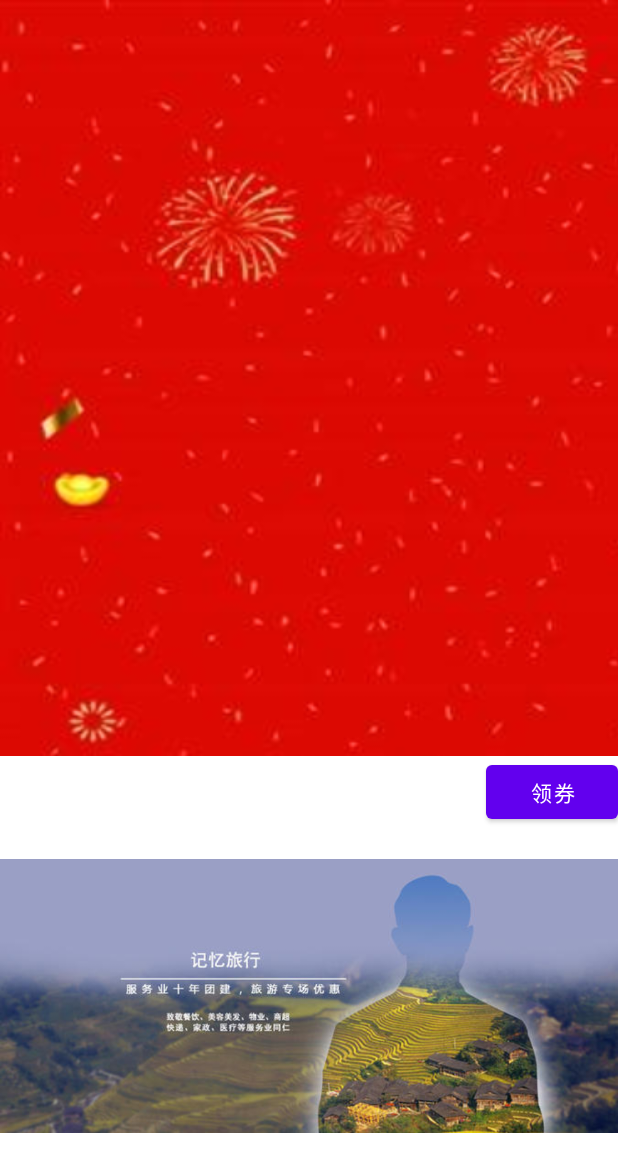
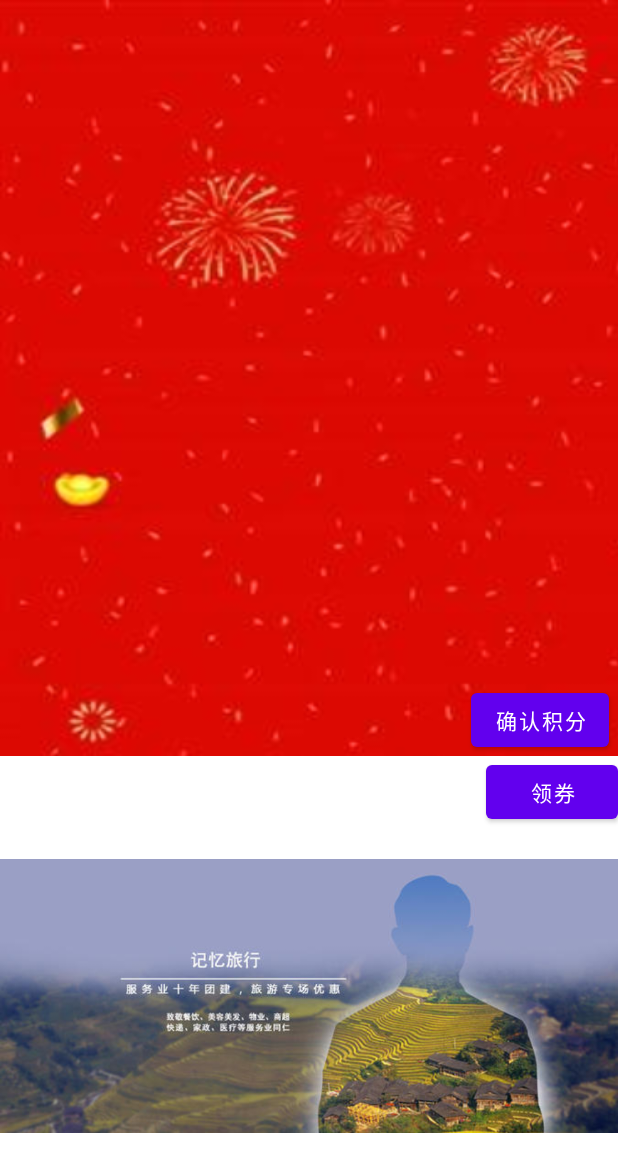
Before and after one commit to zhangxdnw/rewards-points-app, an Android app: the fragment RewardsFragment placed in its activity, on a phone screen of 412 x 824 dp. Shown: the top 1172 px of the screen. Run offline under Robolectric (Android 15) with nearby library versions, the phone set to English and light mode, and no system bars; our stand-ins replace EventBus; libraries missing offline, so code that uses them is left out: com.alibaba.fastjson, com.hjimi.api; plain views replace Banner; pictures from the network do not load; 3 statements that could not run were skipped.

Commit message:
rewards points flow

```diff
--- a/app/src/main/java/cn/zxd/app/ui/MainActivity.kt
+++ b/app/src/main/java/cn/zxd/app/ui/MainActivity.kt
@@ -14,6 +14,7 @@ import cn.zxd.app.R
 import cn.zxd.app.bean.Advertisement
 import cn.zxd.app.databinding.ActivityMainBinding
 import cn.zxd.app.net.AdvertiseRequest
+import cn.zxd.app.net.FacePointPushData
 import cn.zxd.app.net.HttpClient
 import cn.zxd.app.ui.fragment.CouponFragment
 import cn.zxd.app.ui.fragment.FaceDetectFragment
@@ -189,9 +190,9 @@ class MainActivity : BaseActivity() {
     }
 
     @Subscribe(threadMode = ThreadMode.MAIN)
-    fun toRewardsPoint(data: String) {
+    fun toRewardsPoint(data: RewardsPoint) {
+        rewardsFragment.info = FacePointPushData.fromJsonObject(data.message)
         transFragment(rewardsFragment)
-        EventBus.getDefault().post(RewardsPointData(data))
     }
 
     fun clickToCollectCoupon(view: View) {
--- a/app/src/main/java/cn/zxd/app/ui/fragment/CouponResultFragment.kt
+++ b/app/src/main/java/cn/zxd/app/ui/fragment/CouponResultFragment.kt
@@ -16,6 +16,6 @@ class CouponResultFragment(val data: FaceCardResponseData) :
     }
 
     override fun loadDate() {
-        Glide.with(this).load(data.cardUrl).into(binding.tvCouponResult)
+        Glide.with(this).load(data.cardUrl).into(binding.ivCouponResult)
     }
 }
--- a/app/src/main/java/cn/zxd/app/ui/fragment/RewardsFragment.kt
+++ b/app/src/main/java/cn/zxd/app/ui/fragment/RewardsFragment.kt
@@ -3,24 +3,25 @@ package cn.zxd.app.ui.fragment
 import android.view.View
 import cn.zxd.app.R
 import cn.zxd.app.databinding.FragmentRewordsBinding
-import cn.zxd.app.work.RewardsPointData
-import org.greenrobot.eventbus.EventBus
-import org.greenrobot.eventbus.Subscribe
+import cn.zxd.app.net.FacePointPushData
+import cn.zxd.app.ui.MainActivity
 
 class RewardsFragment : BaseFragment<FragmentRewordsBinding>(R.layout.fragment_rewords) {
+
+    var info: FacePointPushData? = null
+
     override fun initBinding(view: View): FragmentRewordsBinding {
         return FragmentRewordsBinding.bind(view)
     }
 
     override fun initView() {
-        EventBus.getDefault().register(this)
+        binding.btnRewardsPoint.setOnClickListener {
+            (info != null).let {
+                (activity as MainActivity).clickToFaceDetect(0, info!!)
+            }
+        }
     }
 
     override fun loadDate() {
     }
-
-    @Subscribe
-    fun showInfo(data: RewardsPointData) {
-
-    }
 }
--- a/app/src/main/java/cn/zxd/app/ui/fragment/RewardsResultFragment.kt
+++ b/app/src/main/java/cn/zxd/app/ui/fragment/RewardsResultFragment.kt
@@ -3,8 +3,9 @@ package cn.zxd.app.ui.fragment
 import android.view.View
 import cn.zxd.app.R
 import cn.zxd.app.databinding.FragmentRewordsResultBinding
+import cn.zxd.app.net.FacePointResponseData
 
-class RewardsResultFragment :
+class RewardsResultFragment(val data: FacePointResponseData) :
     BaseFragment<FragmentRewordsResultBinding>(R.layout.fragment_rewords_result) {
     override fun initBinding(view: View): FragmentRewordsResultBinding {
         return FragmentRewordsResultBinding.bind(view)
@@ -14,5 +15,6 @@ class RewardsResultFragment :
     }
 
     override fun loadDate() {
+        binding.tvPointResult.text = "名称:${data.name}\n积分:${data.score}"
     }
 }
--- a/app/src/main/java/cn/zxd/app/util/ActionUtils.kt
+++ b/app/src/main/java/cn/zxd/app/util/ActionUtils.kt
@@ -74,7 +74,7 @@ object ActionUtils {
         HttpClient.postFaceCard(request, callback)
     }
 
-    fun doRequestFacePoint() {
-
+    fun doRequestFacePoint(request: FacePointRequest, callback: Callback) {
+        HttpClient.postFacePoint(request, callback)
     }
 }
--- a/app/src/main/java/cn/zxd/app/work/Event.kt
+++ b/app/src/main/java/cn/zxd/app/work/Event.kt
@@ -7,5 +7,3 @@ data class CameraFrame(var type: Int, var frame: ImiDevice.ImiFrame, var time: L
 data class PreviewData(var data: ByteArray, var time: Long)
 
 data class RewardsPoint(val message:String)
-
-data class RewardsPointData(val message:String)
--- a/app/src/main/res/layout/fragment_coupon_result.xml
+++ b/app/src/main/res/layout/fragment_coupon_result.xml
@@ -5,7 +5,7 @@
     android:background="@drawable/bg">
 
     <ImageView
-        android:id="@+id/tv_couponResult"
+        android:id="@+id/iv_couponResult"
         android:layout_width="wrap_content"
         android:layout_height="wrap_content"
         android:layout_centerInParent="true"
--- a/app/src/main/res/layout/fragment_rewords.xml
+++ b/app/src/main/res/layout/fragment_rewords.xml
@@ -1,7 +1,21 @@
 <?xml version="1.0" encoding="utf-8"?>
-<androidx.constraintlayout.widget.ConstraintLayout xmlns:android="http://schemas.android.com/apk/res/android"
+<RelativeLayout xmlns:android="http://schemas.android.com/apk/res/android"
     android:layout_width="match_parent"
     android:layout_height="match_parent"
     android:background="@drawable/bg">
 
-</androidx.constraintlayout.widget.ConstraintLayout>
+    <TextView
+        android:id="@+id/tv_pointDetail"
+        android:layout_width="wrap_content"
+        android:layout_height="wrap_content"
+        android:layout_centerHorizontal="true"
+        android:layout_marginTop="200dp" />
+
+    <Button
+        android:id="@+id/btn_rewardsPoint"
+        android:layout_width="wrap_content"
+        android:layout_height="wrap_content"
+        android:layout_centerInParent="true"
+        android:text="确认积分" />
+
+</RelativeLayout>
```
Also changed, not shown: app/src/main/java/cn/zxd/app/net/ApiUtils.kt (+4 -4 lines), app/src/main/java/cn/zxd/app/net/HttpClient.kt (+7 -0 lines), app/src/main/java/cn/zxd/app/net/Message.kt (+7 -1 lines), app/src/main/java/cn/zxd/app/ui/fragment/RequestLoadingFragment.kt (+25 -6 lines), app/src/main/res/layout/fragment_rewords_result.xml (+11 -3 lines).
